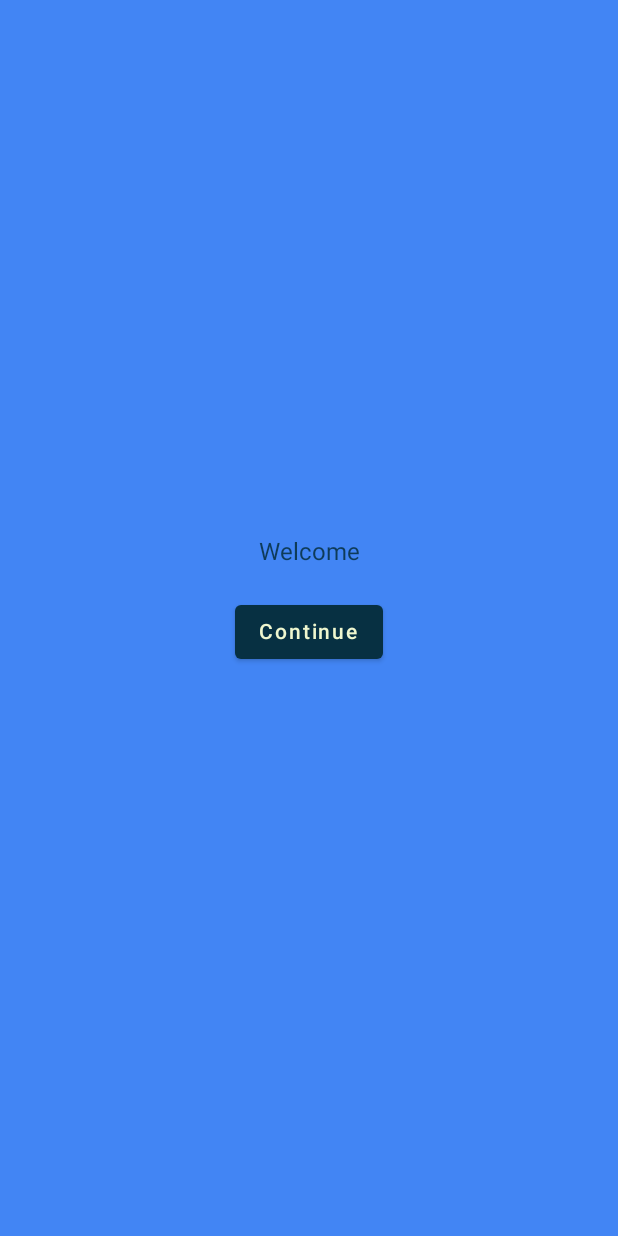
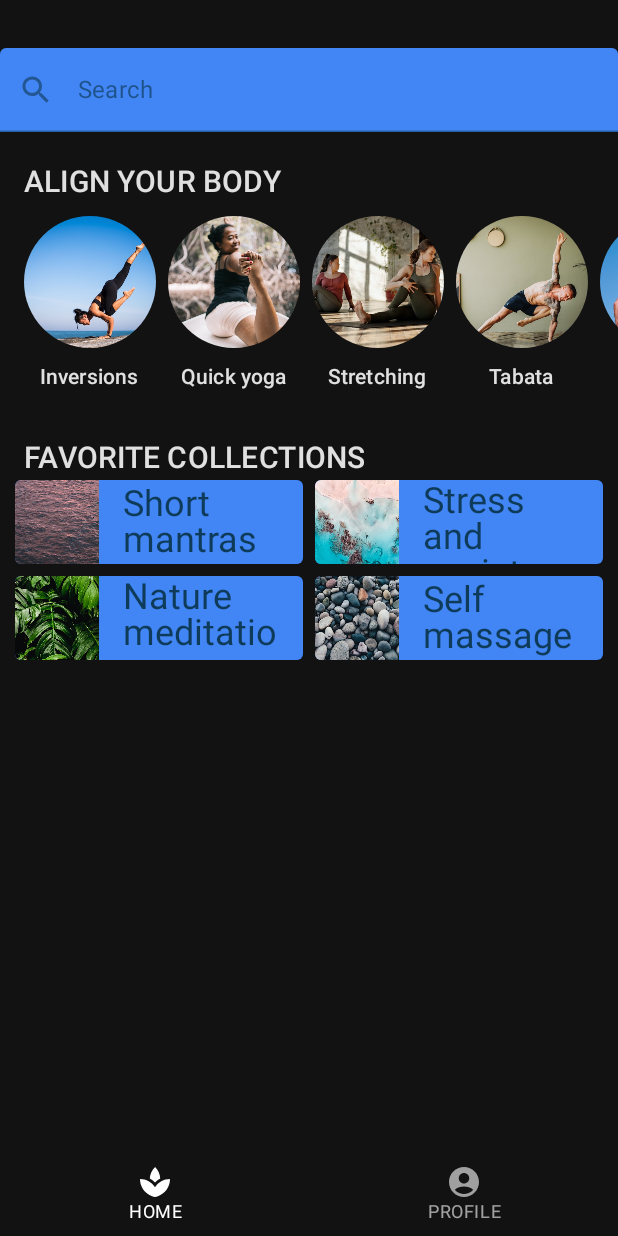
Before and after one commit to paulovsborges/LearningJetpackCompose, an Android app built with Jetpack Compose: the screen it shows after launch (MainActivity), on a phone screen of 412 x 824 dp. Run offline under Robolectric (Android 15) with nearby library versions, the phone set to English and light mode, and no system bars.

Commit message:
feat: completed the basic layout codelab

```diff
--- a/app/src/main/java/com/example/composetest/MainActivity.kt
+++ b/app/src/main/java/com/example/composetest/MainActivity.kt
@@ -3,7 +3,7 @@ package com.example.composetest
 import android.os.Bundle
 import androidx.activity.ComponentActivity
 import androidx.activity.compose.setContent
-import com.example.composetest.pathway.HandleAppStart
+import com.example.composetest.pathway.HomeContent
 import com.example.composetest.ui.theme.ComposeTestTheme
 
 class MainActivity : ComponentActivity() {
@@ -11,7 +11,7 @@ class MainActivity : ComponentActivity() {
         super.onCreate(savedInstanceState)
         setContent {
             ComposeTestTheme(darkTheme = true) {
-                HandleAppStart()
+                HomeContent()
             }
         }
     }
--- a/app/src/main/java/com/example/composetest/Utils.kt
+++ b/app/src/main/java/com/example/composetest/Utils.kt
@@ -1,4 +1,7 @@
 package com.example.composetest
+
+import androidx.annotation.DrawableRes
+import androidx.annotation.StringRes
 
 object Utils {
 
@@ -82,7 +85,30 @@ object Utils {
 
     val namesList = listOf("Android", "IOS")
 
+    val alignYourBodyData = listOf(
+        R.drawable.ab1_inversions to R.string.ab1_inversions,
+        R.drawable.ab2_quick_yoga to R.string.ab2_quick_yoga,
+        R.drawable.ab3_stretching to R.string.ab3_stretching,
+        R.drawable.ab4_tabata to R.string.ab4_tabata,
+        R.drawable.ab5_hiit to R.string.ab5_hiit,
+        R.drawable.ab6_pre_natal_yoga to R.string.ab6_pre_natal_yoga
+    ).map { DrawableStringPair(it.first, it.second) }
+
+    val favoriteCollectionsData = listOf(
+        R.drawable.fc1_short_mantras to R.string.fc1_short_mantras,
+        R.drawable.fc2_nature_meditations to R.string.fc2_nature_meditations,
+        R.drawable.fc3_stress_and_anxiety to R.string.fc3_stress_and_anxiety,
+        R.drawable.fc4_self_massage to R.string.fc4_self_massage,
+        R.drawable.fc5_overwhelmed to R.string.fc5_overwhelmed,
+        R.drawable.fc6_nightly_wind_down to R.string.fc6_nightly_wind_down
+    ).map { DrawableStringPair(it.first, it.second) }
+
 }
+
+data class DrawableStringPair(
+    @DrawableRes val drawable: Int,
+    @StringRes val text: Int
+)
 
 data class Message(
     val title: String,
--- /dev/null
+++ b/app/src/main/java/com/example/composetest/pathway/BasicLayout.kt
@@ -0,0 +1,287 @@
+package com.example.composetest.pathway
+
+import androidx.annotation.StringRes
+import androidx.compose.foundation.Image
+import androidx.compose.foundation.layout.*
+import androidx.compose.foundation.lazy.LazyRow
+import androidx.compose.foundation.lazy.grid.GridCells
+import androidx.compose.foundation.lazy.grid.LazyHorizontalGrid
+import androidx.compose.foundation.lazy.grid.items
+import androidx.compose.foundation.lazy.items
+import androidx.compose.foundation.rememberScrollState
+import androidx.compose.foundation.shape.CircleShape
+import androidx.compose.foundation.verticalScroll
+import androidx.compose.material.*
+import androidx.compose.material.icons.Icons
+import androidx.compose.material.icons.filled.AccountCircle
+import androidx.compose.material.icons.filled.Search
+import androidx.compose.material.icons.filled.Spa
+import androidx.compose.runtime.Composable
+import androidx.compose.ui.Alignment
+import androidx.compose.ui.Modifier
+import androidx.compose.ui.draw.clip
+import androidx.compose.ui.layout.ContentScale
+import androidx.compose.ui.res.painterResource
+import androidx.compose.ui.res.stringResource
+import androidx.compose.ui.tooling.preview.Preview
+import androidx.compose.ui.unit.dp
+import com.example.composetest.DrawableStringPair
+import com.example.composetest.R
+import com.example.composetest.Utils.alignYourBodyData
+import com.example.composetest.Utils.favoriteCollectionsData
+import com.example.composetest.ui.theme.ComposeTestTheme
+
+@Composable
+private fun SearchBar(modifier: Modifier = Modifier) {
+
+    TextField(
+        leadingIcon = {
+            Icon(
+                imageVector = Icons.Default.Search,
+                contentDescription = null
+            )
+        },
+        colors = TextFieldDefaults.textFieldColors(
+            backgroundColor = MaterialTheme.colors.surface
+        ),
+        value = "",
+        placeholder = {
+            Text(text = stringResource(id = R.string.search_bar_place_holder))
+        },
+        onValueChange = {},
+        modifier = modifier
+            .fillMaxWidth()
+            .heightIn(min = 56.dp)
+    )
+}
+
+@Preview(showBackground = true)
+@Composable
+private fun PreviewSearchBar() {
+    ComposeTestTheme {
+        SearchBar()
+    }
+}
+
+@Composable
+private fun AlignYourBody(modifier: Modifier = Modifier, data: DrawableStringPair) {
+
+    Column(
+        modifier = modifier.padding(vertical = 8.dp),
+        horizontalAlignment = Alignment.CenterHorizontally
+    ) {
+        Image(
+            painter = painterResource(id = data.drawable),
+            contentDescription = null,
+            contentScale = ContentScale.Crop,
+            modifier = Modifier
+                .clip(
+                    CircleShape
+                )
+                .size(88.dp)
+        )
+
+        Text(
+            text = stringResource(id = data.text),
+            style = MaterialTheme.typography.subtitle2,
+            modifier = Modifier
+                .paddingFromBaseline(
+                    top = 24.dp, bottom = 8.dp
+                )
+        )
+    }
+}
+
+@Composable
+private fun AlignYourBodyList(modifier: Modifier = Modifier, data: List<DrawableStringPair>) {
+    LazyRow(modifier = modifier, horizontalArrangement = Arrangement.spacedBy(8.dp), content = {
+        items(data) { item ->
+            AlignYourBody(data = item)
+        }
+    }, contentPadding = PaddingValues(horizontal = 16.dp))
+}
+
+@Preview(showBackground = true)
+@Composable
+private fun PreviewAlignYourBody() {
+    ComposeTestTheme {
+
+        AlignYourBody(data = alignYourBodyData.first())
+    }
+}
+
+@Preview(showBackground = true)
+@Composable
+private fun PreviewAlignYourBodyList() {
+    ComposeTestTheme {
+
+        AlignYourBodyList(data = alignYourBodyData)
+    }
+}
+
+@Composable
+private fun FavoritesCollectionCard(modifier: Modifier = Modifier, data: DrawableStringPair) {
+
+    Surface(modifier = modifier, shape = MaterialTheme.shapes.small) {
+        Row(verticalAlignment = Alignment.CenterVertically, modifier = Modifier.width(192.dp)) {
+            Image(
+                painter = painterResource(id = data.drawable),
+                contentDescription = null,
+                modifier = Modifier.size(56.dp),
+                contentScale = ContentScale.Crop
+            )
+
+            Text(
+                text = stringResource(id = data.text),
+                style = MaterialTheme.typography.h5,
+                modifier = Modifier.padding(horizontal = 16.dp)
+            )
+        }
+    }
+}
+
+@Composable
+private fun FavoritesCollectionCardList(
+    modifier: Modifier = Modifier,
+    data: List<DrawableStringPair>
+) {
+
+    LazyHorizontalGrid(
+        rows = GridCells.Fixed(2),
+        modifier = modifier
+            .height(120.dp)
+            .padding(horizontal = 10.dp),
+        horizontalArrangement = Arrangement.spacedBy(8.dp),
+        verticalArrangement = Arrangement.spacedBy(8.dp)
+    ) {
+        items(data) { item ->
+            FavoritesCollectionCard(data = item)
+        }
+    }
+}
+
+@Preview(showBackground = true, backgroundColor = 0xFFF0EAE2)
+@Composable
+private fun PreviewFavoriteCollectionCard() {
+
+    ComposeTestTheme() {
+        Surface(modifier = Modifier.padding(all = 8.dp)) {
+            FavoritesCollectionCard(
+                modifier = Modifier.height(56.dp),
+                data = favoriteCollectionsData.first()
+            )
+        }
+    }
+}
+
+@Preview(showBackground = true, backgroundColor = 0xFFF0EAE2)
+@Composable
+private fun PreviewFavoriteCollectionCardList() {
+
+    ComposeTestTheme() {
+        Surface(modifier = Modifier.padding(all = 8.dp)) {
+            FavoritesCollectionCardList(data = favoriteCollectionsData)
+        }
+    }
+}
+
+@Composable
+private fun MainBottomNav(modifier: Modifier = Modifier) {
+    BottomNavigation(
+        modifier = modifier,
+        backgroundColor = MaterialTheme.colors.background
+    ) {
+        BottomNavigationItem(selected = true,
+            onClick = { /*TODO*/ },
+            icon = {
+                Icon(
+                    imageVector = Icons.Default.Spa,
+                    contentDescription = null
+                )
+            },
+            label = {
+                Text(text = stringResource(id = R.string.bottom_navigation_home))
+            }
+        )
+
+        BottomNavigationItem(selected = false,
+            onClick = { /*TODO*/ },
+            icon = {
+                Icon(
+                    imageVector = Icons.Default.AccountCircle,
+                    contentDescription = null
+                )
+            },
+            label = {
+                Text(text = stringResource(id = R.string.bottom_navigation_profile))
+            }
+        )
+
+    }
+}
+
+@Preview
+@Composable
+private fun PreviewMainBottomNav() {
+    ComposeTestTheme() {
+        MainBottomNav()
+    }
+}
+
+@Composable
+fun HomeContent() {
+    Scaffold(bottomBar = { MainBottomNav() }) {
+        HomeContent(Modifier.padding(it))
+    }
+}
+
+@Composable
+private fun SlotsHome(
+    @StringRes title: Int,
+    modifier: Modifier = Modifier,
+    content: @Composable () -> Unit
+) {
+    Column(modifier = modifier) {
+        Text(
+            text = stringResource(id = title).uppercase(),
+            style = MaterialTheme.typography.h6,
+            modifier = Modifier
+                .paddingFromBaseline(top = 40.dp, bottom = 8.dp)
+                .padding(horizontal = 16.dp)
+        )
+        content()
+    }
+}
+
+@Composable
+private fun HomeContent(modifier: Modifier = Modifier) {
+
+    Column(
+        modifier = modifier
+            .verticalScroll(rememberScrollState())
+            .padding(vertical = 16.dp)
+    ) {
+        Spacer(modifier = Modifier.height(16.dp))
+
+        SearchBar()
+
+        SlotsHome(R.string.align_your_body) {
+            AlignYourBodyList(data = alignYourBodyData)
+        }
+
+        SlotsHome(R.string.favorite_collections) {
+            FavoritesCollectionCardList(data = favoriteCollectionsData)
+        }
+
+        Spacer(modifier = Modifier.height(16.dp))
+
+    }
+}
+
+@Preview(showBackground = true, backgroundColor = 0xFFF0EAE2)
+@Composable
+private fun PreviewHomeLayout() {
+    ComposeTestTheme(darkTheme = true) {
+        HomeContent()
+    }
+}
--- a/app/src/main/java/com/example/composetest/ui/theme/Color.kt
+++ b/app/src/main/java/com/example/composetest/ui/theme/Color.kt
@@ -10,3 +10,4 @@ val Navy = Color(0xFF073042)
 val Blue = Color(0xFF4285F4)
 val LightBlue = Color(0xFFD7EFFE)
 val Chartreuse = Color(0xFFEFF7CF)
+val black = Color(0xFF000000)
--- a/app/src/main/res/values/strings.xml
+++ b/app/src/main/res/values/strings.xml
@@ -2,4 +2,24 @@
     <string name="app_name">ComposeTest</string>
     <string name="btn_show_more_text">Show More</string>
     <string name="btn_show_less_text">Show less</string>
+
+    <!--    Basic layout codelab-->
+    <string name="favorite_collections">Favorite Collections</string>
+    <string name="align_your_body">Align your body</string>
+    <string name="ab1_inversions">Inversions</string>
+    <string name="ab2_quick_yoga">Quick yoga</string>
+    <string name="ab3_stretching">Stretching</string>
+    <string name="ab4_tabata">Tabata</string>
+    <string name="ab5_hiit">HIIT</string>
+    <string name="ab6_pre_natal_yoga">Pre-natal yoga</string>
+    <string name="fc1_short_mantras">Short mantras</string>
+    <string name="fc2_nature_meditations">Nature meditations</string>
+    <string name="fc3_stress_and_anxiety">Stress and anxiety</string>
+    <string name="fc4_self_massage">Self massage</string>
+    <string name="fc5_overwhelmed">Overwhelmed</string>
+    <string name="fc6_nightly_wind_down">Nightly wind down</string>
+    <string name="cd_fab_start">start</string>
+    <string name="bottom_navigation_home">HOME</string>
+    <string name="bottom_navigation_profile">PROFILE</string>
+    <string name="search_bar_place_holder">Search</string>
 </resources>
--- a/build.gradle
+++ b/build.gradle
@@ -1,12 +1,12 @@
 buildscript {
     ext {
-        compose_version = '1.0.1'
+        compose_version = '1.2.0-alpha05'
     }
 }// Top-level build file where you can add configuration options common to all sub-projects/modules.
 plugins {
     id 'com.android.application' version '7.1.1' apply false
     id 'com.android.library' version '7.1.1' apply false
-    id 'org.jetbrains.kotlin.android' version '1.5.21' apply false
+    id 'org.jetbrains.kotlin.android' version '1.6.10' apply false
 }
 
 task clean(type: Delete) {
```
Also changed, not shown: app/src/main/res/drawable/ab1_inversions.jpg (added), app/src/main/res/drawable/ab2_quick_yoga.jpg (added), app/src/main/res/drawable/ab3_stretching.jpg (added), app/src/main/res/drawable/ab4_tabata.jpg (added), app/src/main/res/drawable/ab5_hiit.jpg (added), app/src/main/res/drawable/ab6_pre_natal_yoga.jpg (added), app/src/main/res/drawable/fc1_short_mantras.jpg (added), app/src/main/res/drawable/fc2_nature_meditations.jpg (added), app/src/main/res/drawable/fc3_stress_and_anxiety.jpg (added), app/src/main/res/drawable/fc4_self_massage.jpg (added), app/src/main/res/drawable/fc5_overwhelmed.jpg (added), app/src/main/res/drawable/fc6_nightly_wind_down.jpg (added).
